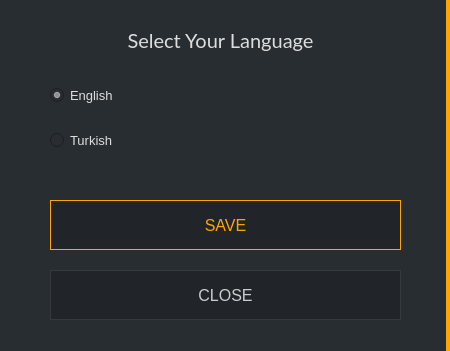
This is src/gui/ui/languagesettings.ui in ConcealNetwork/conceal-desktop as Qt 5 draws it before an edit. The edited form follows.
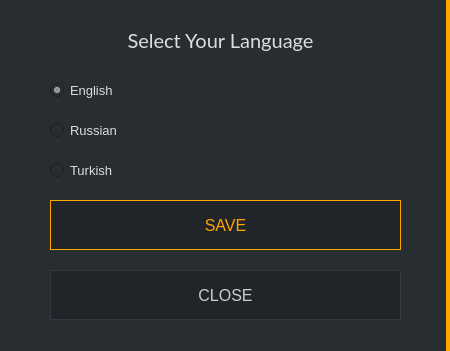
This is the edited form.

Commit message: Add Russian to language menu

The edit to the form file:
```diff
--- a/src/gui/ui/languagesettings.ui
+++ b/src/gui/ui/languagesettings.ui
@@ -68,7 +68,7 @@
       <x>50</x>
       <y>80</y>
       <width>351</width>
-      <height>30</height>
+      <height>21</height>
      </rect>
     </property>
     <property name="font">
@@ -146,11 +146,37 @@
      <string>SAVE</string>
     </property>
    </widget>
+   <widget class="QRadioButton" name="m_russian">
+    <property name="geometry">
+     <rect>
+      <x>50</x>
+      <y>120</y>
+      <width>351</width>
+      <height>21</height>
+     </rect>
+    </property>
+    <property name="font">
+     <font>
+      <pointsize>-1</pointsize>
+     </font>
+    </property>
+    <property name="styleSheet">
+     <string notr="true">color: #ddd;
+border-right: 0px;
+font-size: 13px;</string>
+    </property>
+    <property name="text">
+     <string>Russian</string>
+    </property>
+    <property name="checked">
+     <bool>false</bool>
+    </property>
+   </widget>
    <widget class="QRadioButton" name="m_turkish">
     <property name="geometry">
      <rect>
       <x>50</x>
-      <y>130</y>
+      <y>160</y>
       <width>351</width>
       <height>21</height>
      </rect>
```
The commit also changes 1 other file.
